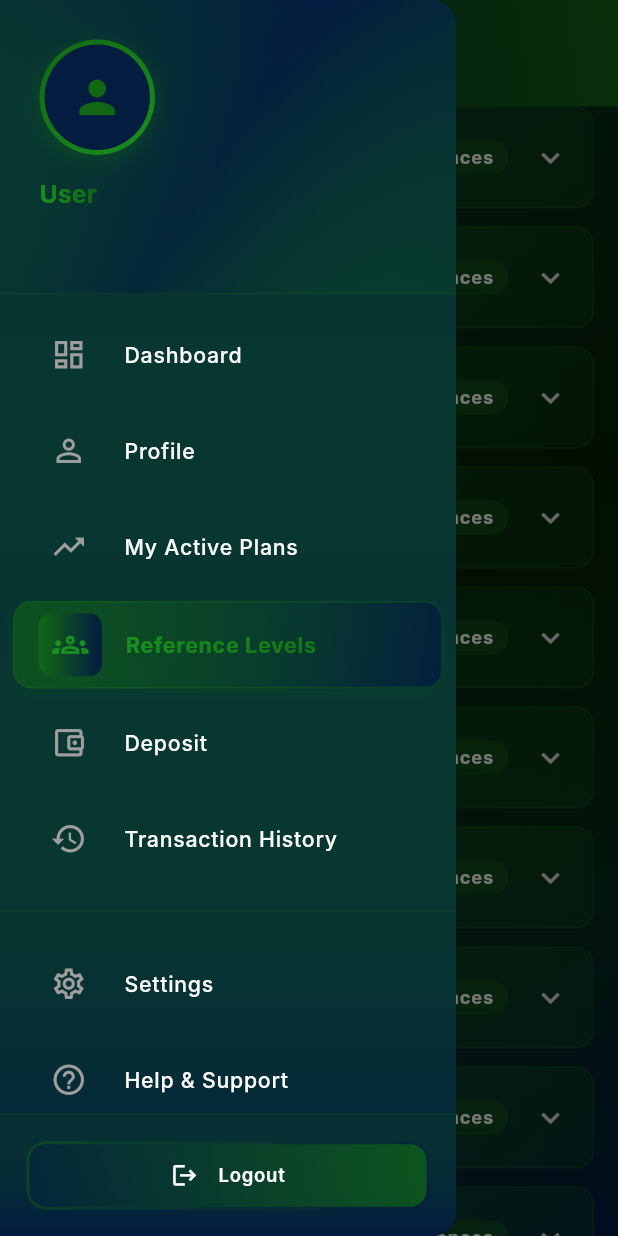
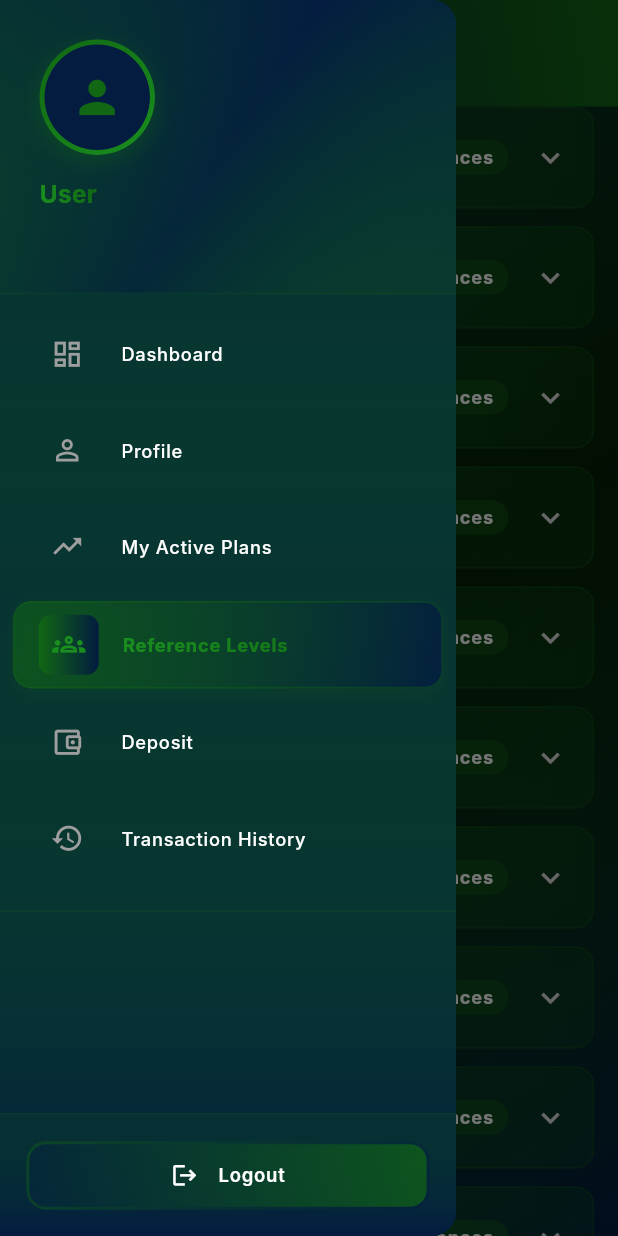
Before and after one commit to rajgondaliya97/myinvestment, a Flutter app: the ReferenceLevelsScreen screen opened directly, scrolled down 576 dp, after a tap on the "menu" icon, on a phone screen of 412 x 824 dp. Run offline on Flutter 3.47's test engine with Material 3 defaults, Android fonts, the phone set to English and light mode, and no system bars; our stand-ins replace another_flushbar, app_links, flutter_dotenv, flutter_screenutil, flutter_secure_storage, image_picker and 1 more; missing offline and left inert: reown_walletkit, web3dart; accounts and stored records are empty; network calls fail; Roboto replaces fonts that are missing (Inter).

Commit message:
refactor: Polish UI and improve user experience across multiple screens
This commit introduces several UI refinements and refactoring improvements across the application:

**Home Screen (`home_screen.dart`):**
*   Removed the user email display from the header for a cleaner look.
*   Updated the label "Total Withdrawals" to "Withdrawals" for brevity.
*   Adjusted the styling of stat cards, reducing icon size and modifying text sizes and weights for better visual balance.
*   Changed the "Add Wallet" button to navigate to the `DepositScreen`.

**Profile Screen (`profile_screen.dart`):**
*   Moved the "Edit Profile" and "Change Password" buttons from the body into the `CustomAppBar` as icon actions for improved accessibility and a cleaner layout.
*   The rest of the UI was adjusted to accommodate this change.

**UI Component Adjustments:**
*   **`calculator_card.dart`**: Reduced font sizes and spacing to create a more compact card.
*   **`connect_wallet_card.dart`**: Decreased padding, icon size, and font sizes for a more condensed appearance. Also updated the subtitle to "Import your MetaMask wallet to Deposit".
*   **`custom_drawer.dart`**: Removed the "Settings" and "Help & Support" menu items.
*   **`drawer_menuItem.dart`**: Reduced the icon size and standardized the font size for drawer items.

```diff
--- a/lib/view/home/screen/home_screen.dart
+++ b/lib/view/home/screen/home_screen.dart
@@ -4,6 +4,7 @@ import 'package:myinvestment/utils/app_color.dart';
 import 'package:myinvestment/res/services/web_wallet_service.dart';
 import 'package:myinvestment/res/services/wallet_import_screen.dart'
     hide WalletDashboardScreen;
+import 'package:myinvestment/view/deposit/screen/deposit_screen.dart';
 import 'package:provider/provider.dart';
 
 import '../../../res/app_widget/custom_app_bar.dart';
@@ -86,6 +87,7 @@ class _HomeScreenState extends State<HomeScreen> {
       appBar: CustomAppBar(title: AppConst.appName),
       drawer: CustomDrawer(currentRoute: 'home'),
       body: Container(
+        height: double.infinity,
         decoration: BoxDecoration(gradient: AppColor.screenGradientBgColor),
         child: RefreshIndicator(
           onRefresh: () async {
@@ -175,14 +177,8 @@ class _HomeScreenState extends State<HomeScreen> {
                   userName.isNotEmpty ? userName : 'User',
                   fontWeight: FontWeight.w700,
                 ),
-                SizedBox(height: 4.h),
-                // User email from API
-                AppText.small(
-                  userEmail,
-                  color: Colors.grey[500],
-                  fontSize: 12,
-                ),
-                SizedBox(height: 24.h),
+
+                SizedBox(height: 16.h),
 
                 // 🔥 WALLET CONNECTION CHECK CARD
                 // Provider will automatically rebuild when walletService.isConnected changes
@@ -220,6 +216,14 @@ class _HomeScreenState extends State<HomeScreen> {
                         value: '${homeProvider.totalWithdrawalsApprove}',
                       ),
                     ),
+                    /*SizedBox(width: 12.w),
+                    Expanded(
+                      child: _buildStatCard(
+                        icon: Icons.receipt_long,
+                        label: 'Withdrawals',
+                        value: '${homeProvider.totalWithdrawals}',
+                      ),
+                    ),*/
                   ],
                 ),
                 SizedBox(height: 12.h),
@@ -228,7 +232,7 @@ class _HomeScreenState extends State<HomeScreen> {
                     Expanded(
                       child: _buildStatCard(
                         icon: Icons.receipt_long,
-                        label: 'Total Withdrawals',
+                        label: 'Withdrawals',
                         value: '${homeProvider.totalWithdrawals}',
                       ),
                     ),
@@ -258,7 +262,7 @@ class _HomeScreenState extends State<HomeScreen> {
                           Navigator.push(
                             context,
                             MaterialPageRoute(
-                              builder: (context) => AddWalletScreen(),
+                              builder: (context) => DepositScreen(),
                             ),
                           );
                         },
@@ -323,14 +327,14 @@ class _HomeScreenState extends State<HomeScreen> {
                   ),
                   borderRadius: BorderRadius.circular(8.r),
                 ),
-                child: Icon(icon, color: AppColor.primaryColor, size: 20.sp),
+                child: Icon(icon, color: AppColor.primaryColor, size: 12.sp),
               ),
             ],
           ),
           SizedBox(height: 12.h),
-          AppText.small(label, color: Colors.grey[400], fontSize: 11),
+          AppText.small(label, color: Colors.grey[400], fontSize: 10,fontWeight: FontWeight.w800,),
           SizedBox(height: 4.h),
-          AppText.large(
+          AppText.medium(
             value,
             fontWeight: FontWeight.w700,
             color: Colors.white,
--- a/lib/view/home/widget/calculator_card.dart
+++ b/lib/view/home/widget/calculator_card.dart
@@ -39,7 +39,7 @@ class CalculatorCard extends StatelessWidget {
               'Investment Calculator',
               fontWeight: FontWeight.w700,
               color: AppColor.white,
-              fontSize: 20,
+              fontSize: 14,
             ),
 
             SizedBox(height: 8.h),
@@ -48,10 +48,10 @@ class CalculatorCard extends StatelessWidget {
             AppText.medium(
               'Calculate your investment returns and plan your financial future with instant results.',
               color: Colors.white.withOpacity(0.85),
-              fontSize: 14,
+              fontSize: 10,
             ),
 
-            SizedBox(height: 24.h),
+            SizedBox(height: 15.h),
 
             // Button
             Container(
--- a/lib/view/home/widget/custom_drawer.dart
+++ b/lib/view/home/widget/custom_drawer.dart
@@ -454,26 +454,10 @@ class _CustomDrawerState extends State<CustomDrawer> {
                         }
                       },
                     ),
-                    Divider(
+                   Divider(
                       color: AppColor.primaryColor.withOpacity(0.2),
                       thickness: 1,
                       height: 32.h,
-                    ),
-                    DrawerMenuItem(
-                      icon: Icons.settings_outlined,
-                      title: 'Settings',
-                      isSelected: false,
-                      onTap: () {
-                        Navigator.pop(context);
-                      },
-                    ),
-                    DrawerMenuItem(
-                      icon: Icons.help_outline,
-                      title: 'Help & Support',
-                      isSelected: false,
-                      onTap: () {
-                        Navigator.pop(context);
-                      },
                     ),
                   ],
                 ),
--- a/lib/view/home/widget/drawer_menuItem.dart
+++ b/lib/view/home/widget/drawer_menuItem.dart
@@ -67,7 +67,7 @@ class DrawerMenuItem extends StatelessWidget {
           child: Icon(
             icon,
             color: isSelected ? AppColor.lighterGreen : AppColor.grey500,
-            size: 24.sp,
+            size: 22.sp,
           ),
         ),
         title: ShaderMask(
@@ -81,6 +81,7 @@ class DrawerMenuItem extends StatelessWidget {
           child: AppText.medium(
             title,
             color: AppColor.white,
+            fontSize: 12,
             fontWeight: isSelected ? FontWeight.w700 : FontWeight.w500,
           ),
         ),
```
Also changed, not shown: lib/view/home/widget/connect_wallet_card.dart (+5 -5 lines), lib/view/profile/screen/profile_screen.dart (+69 -39 lines).
